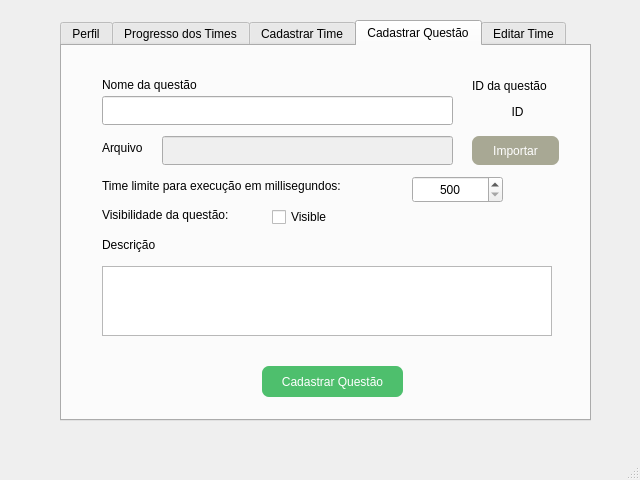
First picture: the form in Professor.ui, repository Samuel-OR/Snake_Mouth, before the edit.
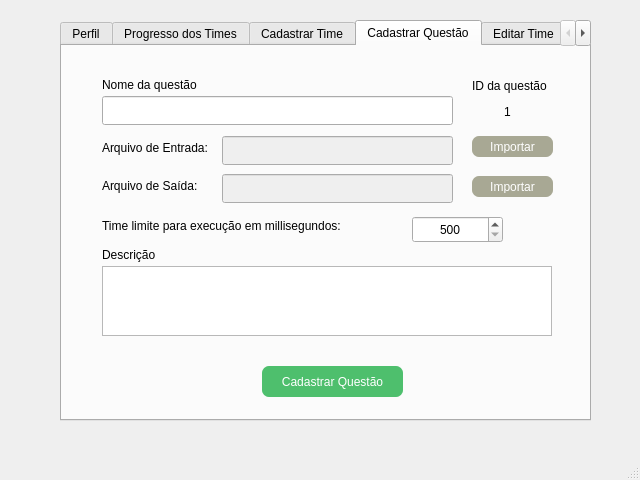
Second picture: the form after the edit. The open tabs and pages were chosen to show the change.

The edit to the form file:
```diff
--- a/Professor.ui
+++ b/Professor.ui
@@ -371,19 +371,6 @@
        </size>
       </property>
      </widget>
-     <widget class="QLabel" name="label_14">
-      <property name="geometry">
-       <rect>
-        <x>40</x>
-        <y>160</y>
-        <width>161</width>
-        <height>17</height>
-       </rect>
-      </property>
-      <property name="text">
-       <string>Visibilidade da questão:</string>
-      </property>
-     </widget>
      <widget class="QLabel" name="label_15">
       <property name="geometry">
        <rect>
@@ -397,24 +384,11 @@
        <string>Nome da questão</string>
       </property>
      </widget>
-     <widget class="QCheckBox" name="checkBox">
-      <property name="geometry">
-       <rect>
-        <x>210</x>
-        <y>160</y>
-        <width>86</width>
-        <height>22</height>
-       </rect>
-      </property>
-      <property name="text">
-       <string>Visible</string>
-      </property>
-     </widget>
      <widget class="QSpinBox" name="spinBox">
       <property name="geometry">
        <rect>
         <x>350</x>
-        <y>130</y>
+        <y>170</y>
         <width>91</width>
         <height>27</height>
        </rect>
@@ -439,7 +413,7 @@
       <property name="geometry">
        <rect>
         <x>40</x>
-        <y>190</y>
+        <y>200</y>
         <width>161</width>
         <height>17</height>
        </rect>
@@ -463,7 +437,7 @@
        <rect>
         <x>410</x>
         <y>30</y>
-        <width>101</width>
+        <width>81</width>
         <height>20</height>
        </rect>
       </property>
@@ -493,14 +467,14 @@
      <widget class="QLabel" name="label_18">
       <property name="geometry">
        <rect>
-        <x>420</x>
+        <x>410</x>
         <y>50</y>
         <width>71</width>
         <height>31</height>
        </rect>
       </property>
       <property name="text">
-       <string>ID</string>
+       <string>1</string>
       </property>
       <property name="alignment">
        <set>Qt::AlignCenter</set>
@@ -510,7 +484,7 @@
       <property name="geometry">
        <rect>
         <x>40</x>
-        <y>130</y>
+        <y>170</y>
         <width>301</width>
         <height>20</height>
        </rect>
@@ -525,9 +499,9 @@
       </property>
       <property name="geometry">
        <rect>
-        <x>100</x>
+        <x>160</x>
         <y>90</y>
-        <width>291</width>
+        <width>231</width>
         <height>29</height>
        </rect>
       </property>
@@ -537,12 +511,12 @@
        <rect>
         <x>40</x>
         <y>92</y>
-        <width>61</width>
+        <width>111</width>
         <height>20</height>
        </rect>
       </property>
       <property name="text">
-       <string>Arquivo</string>
+       <string>Arquivo de Entrada:</string>
       </property>
      </widget>
      <widget class="QPushButton" name="pushButton_5">
@@ -550,10 +524,45 @@
        <rect>
         <x>410</x>
         <y>90</y>
-        <width>87</width>
+        <width>81</width>
+        <height>21</height>
+       </rect>
+      </property>
+      <property name="styleSheet">
+       <string notr="true">background-color: #a8a894;
+border-radius: 7px;
+padding: 4px;
+color: white;</string>
+      </property>
+      <property name="text">
+       <string>Importar</string>
+      </property>
+     </widget>
+     <widget class="QLineEdit" name="lineEdit_17">
+      <property name="enabled">
+       <bool>false</bool>
+      </property>
+      <property name="geometry">
+       <rect>
+        <x>160</x>
+        <y>128</y>
+        <width>231</width>
         <height>29</height>
        </rect>
       </property>
+      <property name="text">
+       <string/>
+      </property>
+     </widget>
+     <widget class="QPushButton" name="pushButton_9">
+      <property name="geometry">
+       <rect>
+        <x>410</x>
+        <y>130</y>
+        <width>81</width>
+        <height>21</height>
+       </rect>
+      </property>
       <property name="styleSheet">
        <string notr="true">background-color: #a8a894;
 border-radius: 7px;
@@ -564,6 +573,19 @@
        <string>Importar</string>
       </property>
      </widget>
+     <widget class="QLabel" name="label_28">
+      <property name="geometry">
+       <rect>
+        <x>40</x>
+        <y>130</y>
+        <width>111</width>
+        <height>20</height>
+       </rect>
+      </property>
+      <property name="text">
+       <string>Arquivo de Saída:</string>
+      </property>
+     </widget>
     </widget>
     <widget class="QWidget" name="tab_5">
      <attribute name="title">
@@ -704,6 +726,76 @@
       </property>
      </widget>
     </widget>
+    <widget class="QWidget" name="tab_6">
+     <attribute name="title">
+      <string>Forúm</string>
+     </attribute>
+     <widget class="QLabel" name="label_9">
+      <property name="geometry">
+       <rect>
+        <x>220</x>
+        <y>230</y>
+        <width>101</width>
+        <height>17</height>
+       </rect>
+      </property>
+      <property name="text">
+       <string>Questionamento</string>
+      </property>
+     </widget>
+     <widget class="QPushButton" name="pushButton_8">
+      <property name="geometry">
+       <rect>
+        <x>386</x>
+        <y>310</y>
+        <width>101</width>
+        <height>31</height>
+       </rect>
+      </property>
+      <property name="styleSheet">
+       <string notr="true">background-color: #4ebf6d;
+border-radius: 5px;
+padding: 4px;
+color: white;</string>
+      </property>
+      <property name="text">
+       <string>Enviar</string>
+      </property>
+     </widget>
+     <widget class="QLabel" name="label_10">
+      <property name="geometry">
+       <rect>
+        <x>240</x>
+        <y>50</y>
+        <width>71</width>
+        <height>17</height>
+       </rect>
+      </property>
+      <property name="text">
+       <string>Dúvidas</string>
+      </property>
+     </widget>
+     <widget class="QGraphicsView" name="graphicsView_2">
+      <property name="geometry">
+       <rect>
+        <x>30</x>
+        <y>70</y>
+        <width>471</width>
+        <height>141</height>
+       </rect>
+      </property>
+     </widget>
+     <widget class="QLineEdit" name="lineEdit_16">
+      <property name="geometry">
+       <rect>
+        <x>30</x>
+        <y>250</y>
+        <width>471</width>
+        <height>29</height>
+       </rect>
+      </property>
+     </widget>
+    </widget>
    </widget>
   </widget>
   <widget class="QMenuBar" name="menubar">
```
Left out of the diff: 6 changed lines with no effect on the pictures.
